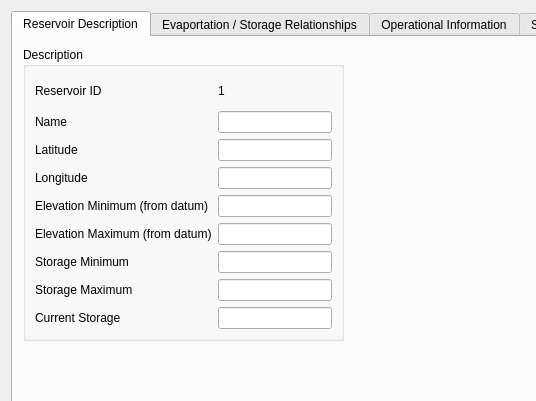
Old version of the form gui/ui/reservoir_dialog.ui in the repository lcford2/graps_gui; both pictures show x 0 to 536 and y 0 to 401 of the 745 by 500 pixel window.
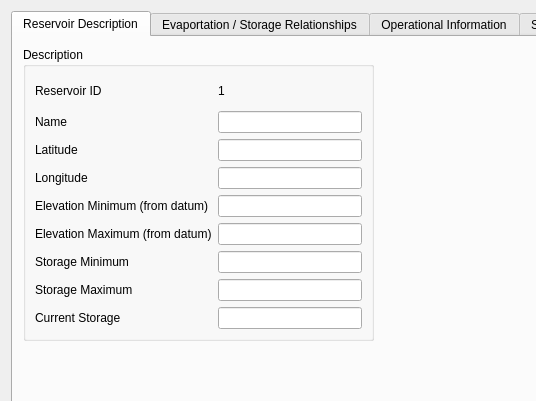
New version of the form.

```diff
--- a/gui/ui/reservoir_dialog.ui
+++ b/gui/ui/reservoir_dialog.ui
@@ -45,10 +45,16 @@
         <rect>
          <x>10</x>
          <y>10</y>
-         <width>321</width>
+         <width>351</width>
          <height>294</height>
         </rect>
        </property>
+       <property name="sizePolicy">
+        <sizepolicy hsizetype="Expanding" vsizetype="Fixed">
+         <horstretch>0</horstretch>
+         <verstretch>0</verstretch>
+        </sizepolicy>
+       </property>
        <property name="font">
         <font>
          <weight>50</weight>
@@ -229,7 +235,20 @@
          </widget>
         </item>
         <item row="1" column="1">
-         <widget class="QLineEdit" name="name_edit"/>
+         <widget class="QLineEdit" name="name_edit">
+          <property name="sizePolicy">
+           <sizepolicy hsizetype="Maximum" vsizetype="Fixed">
+            <horstretch>0</horstretch>
+            <verstretch>0</verstretch>
+           </sizepolicy>
+          </property>
+          <property name="maximumSize">
+           <size>
+            <width>5600</width>
+            <height>16777215</height>
+           </size>
+          </property>
+         </widget>
         </item>
        </layout>
       </widget>
```
